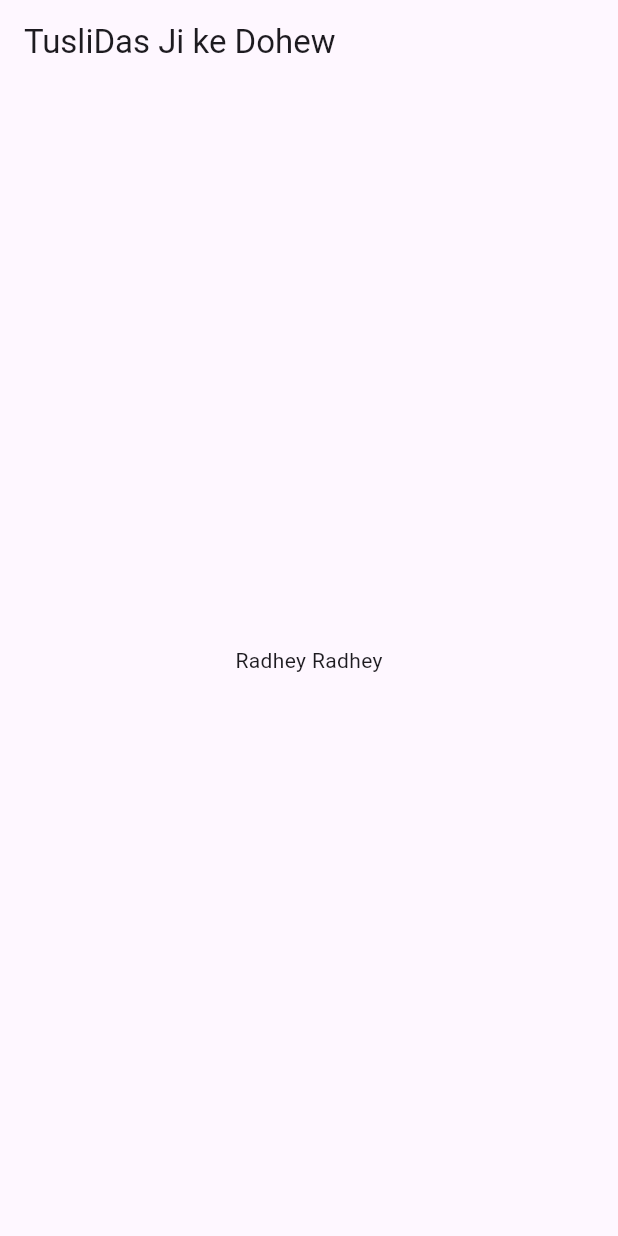
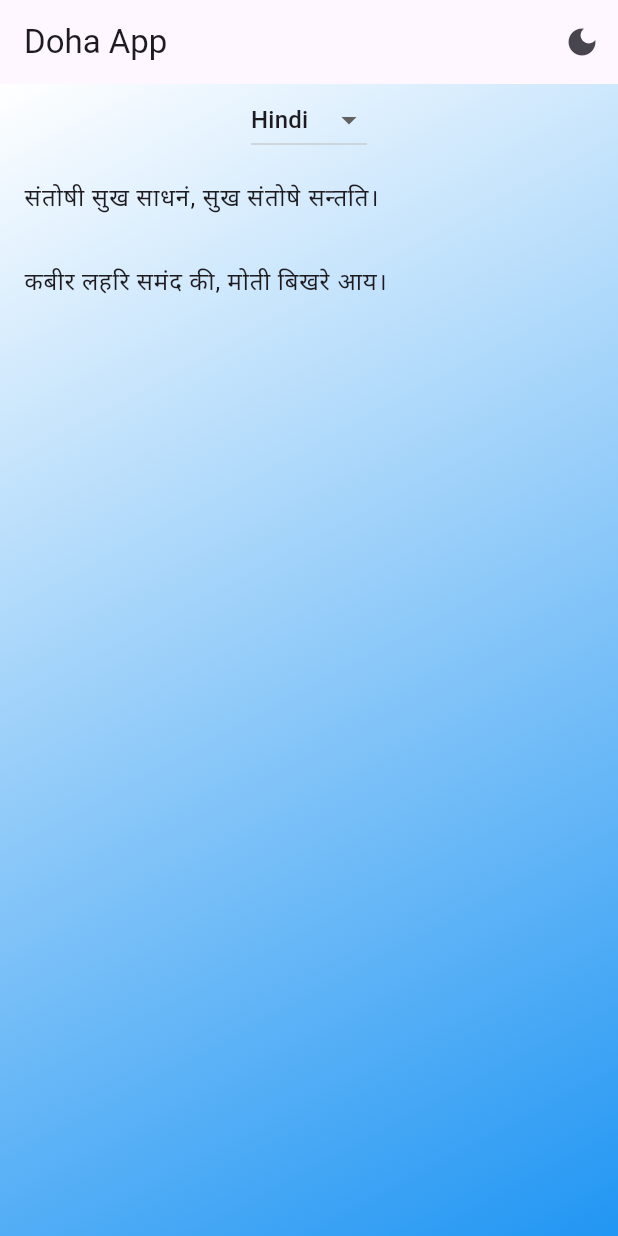
Before and after one commit to MauryaAayush/departure, a Flutter app: the screen it shows after launch, on a phone screen of 412 x 824 dp. Run offline on Flutter 3.47's test engine with Material 3 defaults, Android fonts, the light colour scheme and no system bars.

Commit message:
Radhey Radhey

```diff
--- /dev/null
+++ b/lib/Model/List.dart
@@ -0,0 +1,11 @@
+List Data = [
+
+  {
+    'id' : 1,
+    'Kavi' : "TulsiDas ji",
+    'Dohe' : [
+
+    ]
+
+  }
+];
--- /dev/null
+++ b/lib/Provider/language_provider.dart
@@ -0,0 +1,12 @@
+import 'package:flutter/material.dart';
+
+class LanguageProvider with ChangeNotifier {
+  String _selectedLanguage = 'Hindi';
+
+  String get selectedLanguage => _selectedLanguage;
+
+  void setSelectedLanguage(String language) {
+    _selectedLanguage = language;
+    notifyListeners();
+  }
+}
--- /dev/null
+++ b/lib/Provider/theme_provider.dart
@@ -0,0 +1,14 @@
+import 'package:flutter/material.dart';
+
+class ThemeProvider with ChangeNotifier {
+  bool _isDarkMode = false;
+
+  bool get isDarkMode => _isDarkMode;
+
+  ThemeMode get themeMode => _isDarkMode ? ThemeMode.dark : ThemeMode.light;
+
+  void toggleTheme() {
+    _isDarkMode = !_isDarkMode;
+    notifyListeners();
+  }
+}
--- a/lib/Views/HomeScreen/home_Screen.dart
+++ b/lib/Views/HomeScreen/home_Screen.dart
@@ -1,16 +1,84 @@
 import 'package:flutter/material.dart';
+import 'package:provider/provider.dart';
 
-class HomeScreen extends StatelessWidget {
-  const HomeScreen({super.key});
+import '../../Provider/language_provider.dart';
+import '../../Provider/theme_provider.dart';
 
+
+class Doha {
+  final String hindi;
+  final String english;
+
+  Doha({required this.hindi, required this.english});
+}
+
+List<Doha> dohas = [
+  Doha(hindi: "संतोषी सुख साधनं, सुख संतोषे सन्तति।", english: "Contentment is the best wealth, happiness comes from contentment."),
+  Doha(hindi: "कबीर लहरि समंद की, मोती बिखरे आय।", english: "Kabir, like pearls scattered in the waves of the ocean."),
+  // Add more dohas as needed
+];
+
+class DohaApp extends StatelessWidget {
   @override
   Widget build(BuildContext context) {
+    final languageProvider = Provider.of<LanguageProvider>(context);
+    final themeProvider = Provider.of<ThemeProvider>(context);
+
     return Scaffold(
       appBar: AppBar(
-        title: Text('TusliDas Ji ke Dohew'),
+        backgroundColor: Colors.transparent,
+        title: Text('Doha App'),
+        actions: [
+          IconButton(
+            icon: Icon(themeProvider.isDarkMode ? Icons.light_mode : Icons.dark_mode),
+            onPressed: () {
+              themeProvider.toggleTheme();
+            },
+          ),
+        ],
       ),
-      body: Center(
-        child: Text('Radhey Radhey'),
+      body: Container(
+        decoration: BoxDecoration(
+          gradient: LinearGradient(
+            colors: themeProvider.isDarkMode
+                ? [Colors.black, Colors.grey]
+                : [Colors.white, Colors.blue],
+            begin: Alignment.topLeft,
+            end: Alignment.bottomRight,
+          ),
+        ),
+        child: Column(
+          children: [
+            DropdownButton<String>(
+              value: languageProvider.selectedLanguage,
+              onChanged: (String? newValue) {
+                if (newValue != null) {
+                  languageProvider.setSelectedLanguage(newValue);
+                }
+              },
+              items: <String>['Hindi', 'English']
+                  .map<DropdownMenuItem<String>>((String value) {
+                return DropdownMenuItem<String>(
+                  value: value,
+                  child: Text(value),
+                );
+              }).toList(),
+            ),
+            Expanded(
+              child: ListView.builder(
+                itemCount: dohas.length,
+                itemBuilder: (context, index) {
+                  Doha doha = dohas[index];
+                  return ListTile(
+                    title: Text(languageProvider.selectedLanguage == 'Hindi'
+                        ? doha.hindi
+                        : doha.english),
+                  );
+                },
+              ),
+            ),
+          ],
+        ),
       ),
     );
   }
--- a/lib/main.dart
+++ b/lib/main.dart
@@ -1,21 +1,33 @@
 import 'package:flutter/material.dart';
+import 'package:provider/provider.dart';
 
+import 'Provider/language_provider.dart';
+import 'Provider/theme_provider.dart';
 import 'Views/HomeScreen/home_Screen.dart';
 
-void main()
-{
-  runApp(const Departure());
+
+void main() {
+  runApp(
+    MultiProvider(
+      providers: [
+        ChangeNotifierProvider(create: (_) => LanguageProvider()),
+        ChangeNotifierProvider(create: (_) => ThemeProvider()),
+      ],
+      child: MyApp(),
+    ),
+  );
 }
 
-
-class Departure extends StatelessWidget {
-  const Departure({super.key});
-
+class MyApp extends StatelessWidget {
   @override
   Widget build(BuildContext context) {
-    return const MaterialApp(
-      debugShowCheckedModeBanner: false,
-      home: HomeScreen(),
+    final themeProvider = Provider.of<ThemeProvider>(context);
+
+    return MaterialApp(
+      theme: ThemeData.light(),
+      darkTheme: ThemeData.dark(),
+      themeMode: themeProvider.themeMode,
+      home: DohaApp(),
     );
   }
 }
--- a/pubspec.yaml
+++ b/pubspec.yaml
@@ -35,6 +35,7 @@ dependencies:
   # The following adds the Cupertino Icons font to your application.
   # Use with the CupertinoIcons class for iOS style icons.
   cupertino_icons: ^1.0.6
+  provider: ^6.1.2
 
 dev_dependencies:
   flutter_test:
```
Also changed, not shown: pubspec.lock, 1 other file.
